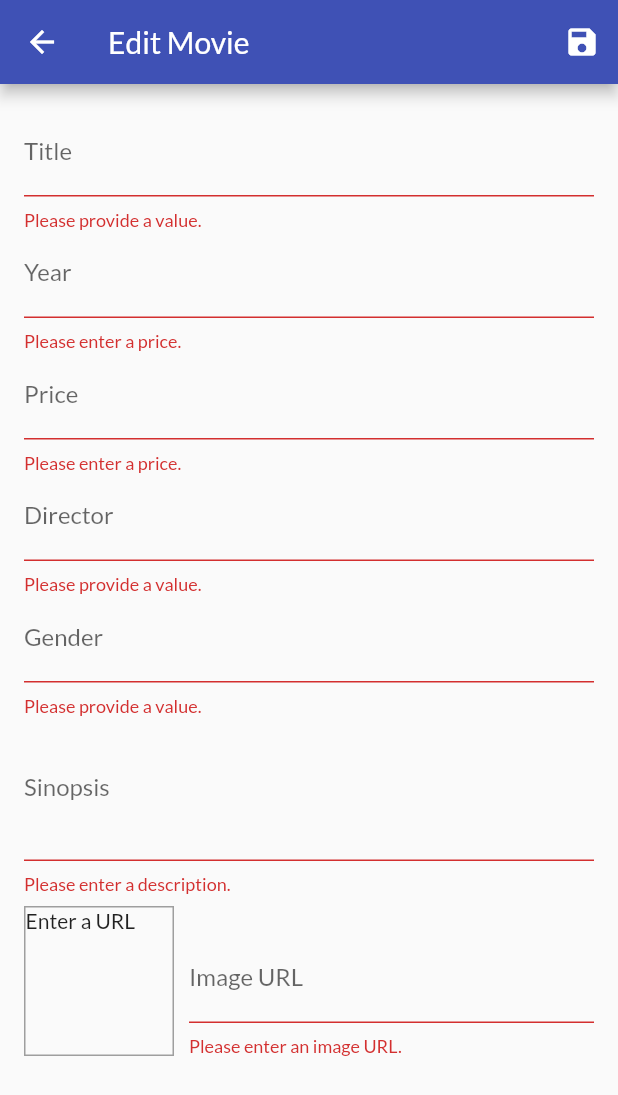
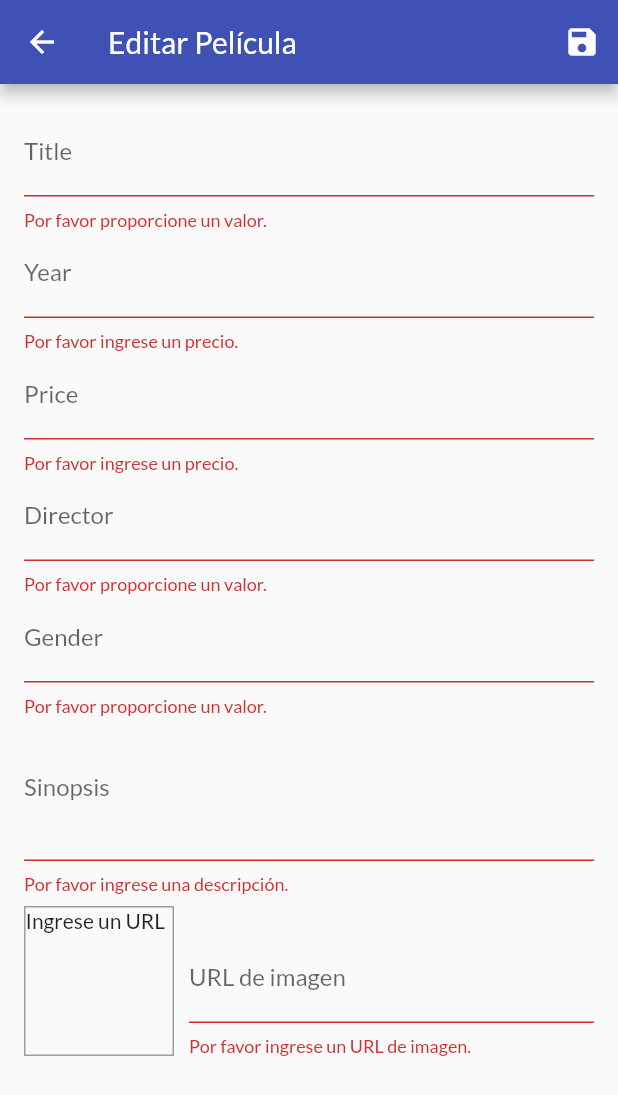
Before and after one commit to AdrismDJ/catalogo, a Flutter app: the EditMovieScreen screen opened by its route, after a tap on the "save" icon, on a phone screen of 412 x 824 dp. Shown: the top 1095 px of the screen. Run offline on Flutter 3.47's test engine with Material 2 defaults, Android fonts, the phone set to English and light mode, and no system bars; network calls fail.

```diff
--- /dev/null
+++ b/lib/models/http_exception.dart
@@ -0,0 +1,11 @@
+class HttpException implements Exception {
+  final String message;
+
+  HttpException(this.message);
+
+  @override
+  String toString() {
+    return message;
+    // return super.toString(); // Instance of HttpException
+  }
+}
--- a/lib/screens/edit_movie_screen.dart
+++ b/lib/screens/edit_movie_screen.dart
@@ -41,6 +41,7 @@ class _EditMovieScreenState extends State<EditMovieScreen> {
     'imageUrl': '',
   };
   var _isInit = true;
+  var _isLoading = false;
 
   @override
   void initState() {
@@ -98,26 +99,58 @@ class _EditMovieScreenState extends State<EditMovieScreen> {
     }
   }
 
-  void _saveForm() {
+  Future<void> _saveForm() async {
     final isValid = _form.currentState.validate();
     if (!isValid) {
       return;
     }
     _form.currentState.save();
+    setState(() {
+      _isLoading = true;
+    });
     if (_editedMovie.id != null) {
-      Provider.of<Movies>(context, listen: false)
+      await Provider.of<Movies>(context, listen: false)
           .updateMovie(_editedMovie.id, _editedMovie);
     } else {
-      Provider.of<Movies>(context, listen: false).addMovie(_editedMovie);
+      try {
+        await Provider.of<Movies>(context, listen: false)
+            .addMovie(_editedMovie);
+      } catch (error) {
+        await showDialog(
+          context: context,
+          builder: (ctx) => AlertDialog(
+            title: Text('An error occurred!'),
+            content: Text('Something went wrong.'),
+            actions: <Widget>[
+              ElevatedButton(
+                child: Text('Okay'),
+                onPressed: () {
+                  Navigator.of(ctx).pop();
+                },
+              )
+            ],
+          ),
+        );
       }
+      // finally {
+      //   setState(() {
+      //     _isLoading = false;
+      //   });
+      //   Navigator.of(context).pop();
+      // }
+    }
+    setState(() {
+      _isLoading = false;
+    });
     Navigator.of(context).pop();
+    // Navigator.of(context).pop();
   }
 
   @override
   Widget build(BuildContext context) {
     return Scaffold(
       appBar: AppBar(
-        title: Text('Edit Movie'),
+        title: Text('Editar Película'),
         actions: <Widget>[
           IconButton(
             icon: Icon(Icons.save),
@@ -125,7 +158,11 @@ class _EditMovieScreenState extends State<EditMovieScreen> {
           ),
         ],
       ),
-      body: Padding(
+      body: _isLoading
+          ? Center(
+              child: CircularProgressIndicator(),
+            )
+          : Padding(
               padding: const EdgeInsets.all(16.0),
               child: Form(
                 key: _form,
@@ -141,7 +178,7 @@ class _EditMovieScreenState extends State<EditMovieScreen> {
                       },
                       validator: (value) {
                         if (value.isEmpty) {
-                    return 'Please provide a value.';
+                          return 'Por favor proporcione un valor.';
                         }
                         return null;
                       },
@@ -169,13 +206,13 @@ class _EditMovieScreenState extends State<EditMovieScreen> {
                       },
                       validator: (value) {
                         if (value.isEmpty) {
-                    return 'Please enter a price.';
+                          return 'Por favor ingrese un precio.';
                         }
                         if (double.tryParse(value) == null) {
-                    return 'Please enter a valid number.';
+                          return 'Por favor ingrese un número valido.';
                         }
                         if (double.parse(value) <= 0) {
-                    return 'Please enter a number greater than zero.';
+                          return 'Por favor ingrese un valor más grande que cero.';
                         }
                         return null;
                       },
@@ -204,13 +241,13 @@ class _EditMovieScreenState extends State<EditMovieScreen> {
                       },
                       validator: (value) {
                         if (value.isEmpty) {
-                    return 'Please enter a price.';
+                          return 'Por favor ingrese un precio.';
                         }
                         if (double.tryParse(value) == null) {
-                    return 'Please enter a valid number.';
+                          return 'Por favor ingrese un número valido.';
                         }
                         if (double.parse(value) <= 0) {
-                    return 'Please enter a number greater than zero.';
+                          return 'Por favor ingrese un valor más grande que cero.';
                         }
                         return null;
                       },
@@ -238,7 +275,7 @@ class _EditMovieScreenState extends State<EditMovieScreen> {
                       },
                       validator: (value) {
                         if (value.isEmpty) {
-                    return 'Please provide a value.';
+                          return 'Por favor proporcione un valor.';
                         }
                         return null;
                       },
@@ -266,7 +303,7 @@ class _EditMovieScreenState extends State<EditMovieScreen> {
                       },
                       validator: (value) {
                         if (value.isEmpty) {
-                    return 'Please provide a value.';
+                          return 'Por favor proporcione un valor.';
                         }
                         return null;
                       },
@@ -292,10 +329,10 @@ class _EditMovieScreenState extends State<EditMovieScreen> {
                       focusNode: _sinopsisFocusNode,
                       validator: (value) {
                         if (value.isEmpty) {
-                    return 'Please enter a description.';
+                          return 'Por favor ingrese una descripción.';
                         }
                         if (value.length < 10) {
-                    return 'Should be at least 10 characters long.';
+                          return 'Debe ser por lo menos de 10 caracteres de longitud.';
                         }
                         return null;
                       },
@@ -329,7 +366,7 @@ class _EditMovieScreenState extends State<EditMovieScreen> {
                             ),
                           ),
                           child: _imageUrlController.text.isEmpty
-                        ? Text('Enter a URL')
+                              ? Text('Ingrese un URL')
                               : FittedBox(
                                   child: Image.network(
                                     _imageUrlController.text,
@@ -340,7 +377,8 @@ class _EditMovieScreenState extends State<EditMovieScreen> {
                         // IMAGE
                         Expanded(
                           child: TextFormField(
-                      decoration: InputDecoration(labelText: 'Image URL'),
+                            decoration:
+                                InputDecoration(labelText: 'URL de imagen'),
                             keyboardType: TextInputType.url,
                             textInputAction: TextInputAction.done,
                             controller: _imageUrlController,
@@ -350,16 +388,16 @@ class _EditMovieScreenState extends State<EditMovieScreen> {
                             },
                             validator: (value) {
                               if (value.isEmpty) {
-                          return 'Please enter an image URL.';
+                                return 'Por favor ingrese un URL de imagen.';
                               }
                               if (!value.startsWith('http') &&
                                   !value.startsWith('https')) {
-                          return 'Please enter a valid URL.';
+                                return 'Por favor ingrese un URL válido.';
                               }
                               if (!value.endsWith('.png') &&
                                   !value.endsWith('.jpg') &&
                                   !value.endsWith('.jpeg')) {
-                          return 'Please enter a valid image URL.';
+                                return 'Por favor ingrese un URL válido.';
                               }
                               return null;
                             },
--- a/lib/screens/movie_detail_screen.dart
+++ b/lib/screens/movie_detail_screen.dart
@@ -12,7 +12,7 @@ class MovieDetailScreen extends StatelessWidget {
 
   @override
   Widget build(BuildContext context) {
-    final movieId = ModalRoute.of(context)?.settings.arguments as String;
+    final movieId = ModalRoute.of(context).settings.arguments as String;
     final loadedMovie = Provider.of<Movies>(
       context,
       listen: false,
--- a/lib/widgets/cart_item.dart
+++ b/lib/widgets/cart_item.dart
@@ -41,9 +41,9 @@ class CartItem extends StatelessWidget {
         return showDialog(
           context: context,
           builder: (ctx) => AlertDialog(
-            title: Text('Are you sure?'),
+            title: Text('Estás de acuerdo?'),
             content: Text(
-              'Do you want to remove the item from the cart?',
+              'Quieres remover este artículo de tu orden?',
             ),
             actions: <Widget>[
               ElevatedButton(
@@ -53,7 +53,7 @@ class CartItem extends StatelessWidget {
                 },
               ),
               ElevatedButton(
-                child: Text('Yes'),
+                child: Text('Sí'),
                 onPressed: () {
                   Navigator.of(ctx).pop(true);
                 },
--- a/lib/widgets/movie_item.dart
+++ b/lib/widgets/movie_item.dart
@@ -35,7 +35,7 @@ class MovieItem extends StatelessWidget {
         ),
         footer: GridTileBar(
           backgroundColor: Colors.black87,
-          leading: Consumer<Movie>(
+          /*leading: Consumer<Movie>(
             builder: (ctx, movie, _) => IconButton(
               icon: Icon(
                 movie.isFavorite ? Icons.favorite : Icons.favorite_border,
@@ -45,11 +45,11 @@ class MovieItem extends StatelessWidget {
                 movie.toggleFavoriteStatus();
               },
             ),
-          ),
+          ),*/
           title: Text(
             movie.title,
             textAlign: TextAlign.center,
-          ),
+          ), /*
           trailing: IconButton(
             icon: Icon(
               Icons.shopping_cart,
@@ -73,7 +73,7 @@ class MovieItem extends StatelessWidget {
               );
             },
             color: Theme.of(context).colorScheme.secondary,
-          ),
+          ),*/
         ),
       ),
     );
--- a/pubspec.yaml
+++ b/pubspec.yaml
@@ -33,7 +33,7 @@ dependencies:
     sdk: flutter
   provider: ^6.0.4
   intl: ^0.17.0
-  # http: ^0.13.5
+  http: ^0.12.0+2
 
 
   # The following adds the Cupertino Icons font to your application.
```
Also changed, not shown: lib/providers/movie.dart (+24 -1 lines), lib/providers/movies.dart (+83 -6 lines), lib/providers/orders.dart (+56 -3 lines), lib/screens/cart_screen.dart (+42 -18 lines), lib/screens/movies_overview_screen.dart (+39 -7 lines), lib/screens/orders_screen.dart (+25 -5 lines), lib/screens/user_movies_screen.dart (+9 -2 lines), lib/widgets/app_drawer.dart (+6 -5 lines), lib/widgets/user_movie_item.dart (+17 -2 lines), pubspec.lock. Lines whose indentation alone changed are shown as unchanged.
